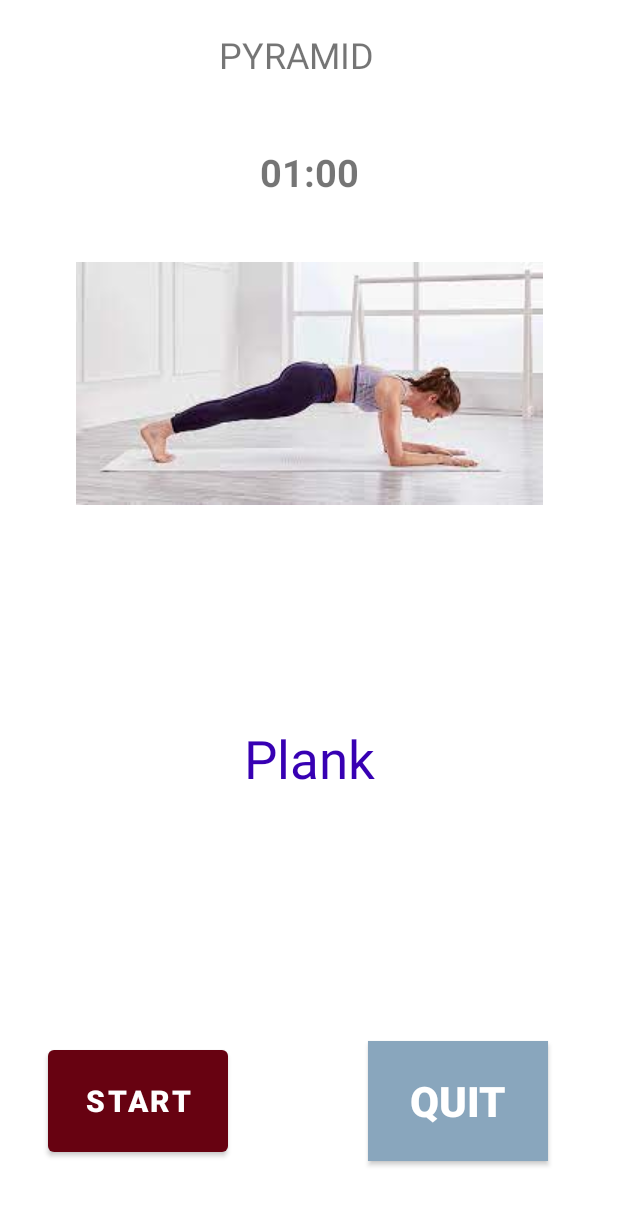
After one commit to ALA-Fitness-App/ALA, an Android app: the layout activity_fifth.xml on its own in the app's theme, with its tools: preview values and no code run, on a phone screen of 412 x 824 dp. The commit adds this screen. Shown: the top 1205 px of the screen. Run offline under Robolectric (Android 15) with nearby library versions, the phone set to English and light mode, and no system bars.

Commit message:
FifthActivity added with plan exercise and timer working. Quit button not functional.

```diff
--- a/app/build.gradle
+++ b/app/build.gradle
@@ -29,7 +29,7 @@ android {
 
 dependencies {
 
-    implementation 'androidx.appcompat:appcompat:1.4.0'
+    implementation 'androidx.appcompat:appcompat:1.3.1'
     implementation 'com.google.android.material:material:1.4.0'
     implementation 'androidx.constraintlayout:constraintlayout:2.1.2'
     testImplementation 'junit:junit:4.+'
--- /dev/null
+++ b/app/src/main/res/layout/activity_fifth.xml
@@ -0,0 +1,93 @@
+<?xml version="1.0" encoding="utf-8"?>
+<androidx.constraintlayout.widget.ConstraintLayout xmlns:android="http://schemas.android.com/apk/res/android"
+    xmlns:app="http://schemas.android.com/apk/res-auto"
+    xmlns:tools="http://schemas.android.com/tools"
+    android:layout_width="match_parent"
+    android:layout_height="match_parent"
+    tools:context=".FifthActivity">
+
+    <TextView
+        android:id="@+id/textView"
+        android:layout_width="wrap_content"
+        android:layout_height="wrap_content"
+        android:text="PYRAMID"
+        android:textSize="24sp"
+        android:gravity="center"
+        android:layout_marginTop="20dp"
+        app:layout_constraintStart_toStartOf="@id/timer_View"
+        app:layout_constraintLeft_toLeftOf="parent"
+        app:layout_constraintRight_toRightOf="parent"
+        app:layout_constraintTop_toTopOf="parent"
+        app:layout_constraintVertical_bias="0.09" />
+
+    <TextView
+        android:id="@+id/timer_View"
+        android:layout_width="120dp"
+        android:layout_height="80dp"
+        android:layout_marginTop="10pt"
+        android:gravity="center"
+        android:text="01:00"
+        android:textSize="25dp"
+        android:textStyle="bold"
+        app:layout_constraintBottom_toTopOf="@+id/imageView2"
+        app:layout_constraintEnd_toEndOf="parent"
+        app:layout_constraintStart_toStartOf="parent"
+        app:layout_constraintTop_toBottomOf="@+id/textView" />
+
+    <ImageView
+        android:id="@+id/imageView2"
+        android:layout_width="wrap_content"
+        android:layout_height="wrap_content"
+        android:layout_marginTop="20dp"
+        app:layout_constraintEnd_toEndOf="parent"
+        app:layout_constraintStart_toStartOf="parent"
+        app:layout_constraintTop_toBottomOf="@+id/timer_View"
+        app:srcCompat="@drawable/plank" />
+
+    <TextView
+        android:id="@+id/ExerciseText"
+        android:layout_width="wrap_content"
+        android:layout_height="wrap_content"
+        android:layout_marginBottom="150dp"
+        android:text="Plank"
+        android:textSize="35dp"
+        android:textColor="@color/design_default_color_primary_dark"
+        app:layout_constraintBottom_toBottomOf="parent"
+        app:layout_constraintEnd_toEndOf="parent"
+        app:layout_constraintStart_toStartOf="parent"
+        app:layout_constraintTop_toBottomOf="@+id/imageView2" />
+
+    <Button
+        android:id="@+id/pause_Button"
+        android:layout_width="120dp"
+        android:layout_height="80dp"
+        android:layout_gravity="left"
+        android:layout_marginStart="32dp"
+        android:layout_marginBottom="50dp"
+        android:text="START"
+        android:textColor="@android:color/white"
+        android:textSize="20dp"
+        android:textStyle="bold"
+        app:backgroundTint="@color/accent_dark"
+        app:layout_constraintBottom_toBottomOf="parent"
+
+        app:layout_constraintStart_toStartOf="parent" />
+
+    <androidx.appcompat.widget.AppCompatButton
+        android:id="@+id/quitbutton"
+        android:layout_width="120dp"
+        android:layout_height="80dp"
+        android:layout_marginStart="46dp"
+        android:layout_marginBottom="50dp"
+        android:background="@color/secondary_background"
+        android:gravity="center"
+        android:text="QUIT"
+        android:textColor="@android:color/white"
+        android:textSize="28sp"
+        android:textStyle="bold"
+        app:layout_constraintBottom_toBottomOf="parent"
+        app:layout_constraintEnd_toEndOf="parent"
+        app:layout_constraintStart_toEndOf="@+id/pause_Button" />
+
+
+</androidx.constraintlayout.widget.ConstraintLayout>
--- a/app/src/main/res/values/themes.xml
+++ b/app/src/main/res/values/themes.xml
@@ -2,13 +2,13 @@
     <!-- Base application theme. -->
     <style name="Theme.ALAFitness" parent="Theme.MaterialComponents.DayNight.DarkActionBar">
         <!-- Primary brand color. -->
-        <item name="colorPrimary">@color/purple_500</item>
-        <item name="colorPrimaryVariant">@color/purple_700</item>
+        <item name="colorPrimary">@color/main_background</item>
+        <item name="colorPrimaryVariant">@color/accent_dark</item>
         <item name="colorOnPrimary">@color/white</item>
         <!-- Secondary brand color. -->
-        <item name="colorSecondary">@color/teal_200</item>
-        <item name="colorSecondaryVariant">@color/teal_700</item>
-        <item name="colorOnSecondary">@color/black</item>
+        <item name="colorSecondary">@color/secondary_background</item>
+        <item name="colorSecondaryVariant">@color/secondary_dark</item>
+        <item name="colorOnSecondary">@color/secondary_light</item>
         <!-- Status bar color. -->
         <item name="android:statusBarColor" tools:targetApi="l">?attr/colorPrimaryVariant</item>
         <!-- Customize your theme here. -->
```
Also changed, not shown: app/src/main/java/com/example/alafitness/FifthActivity.java (added, +87 -0 lines), app/src/main/res/drawable/plank.jpg (added).
